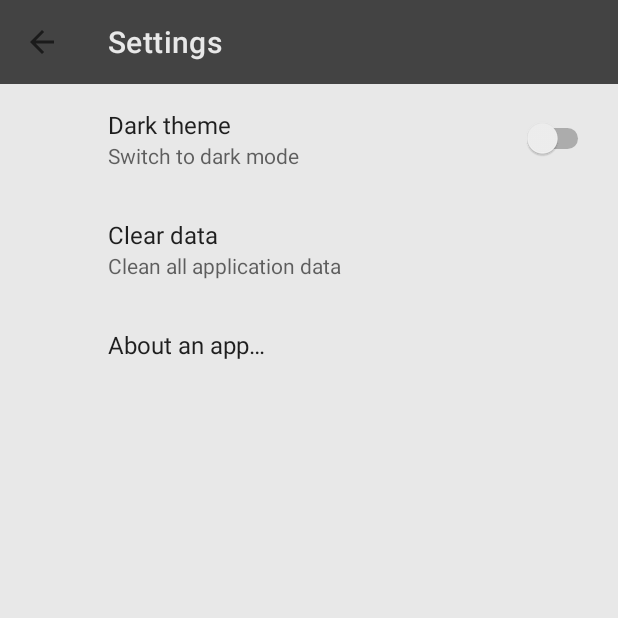
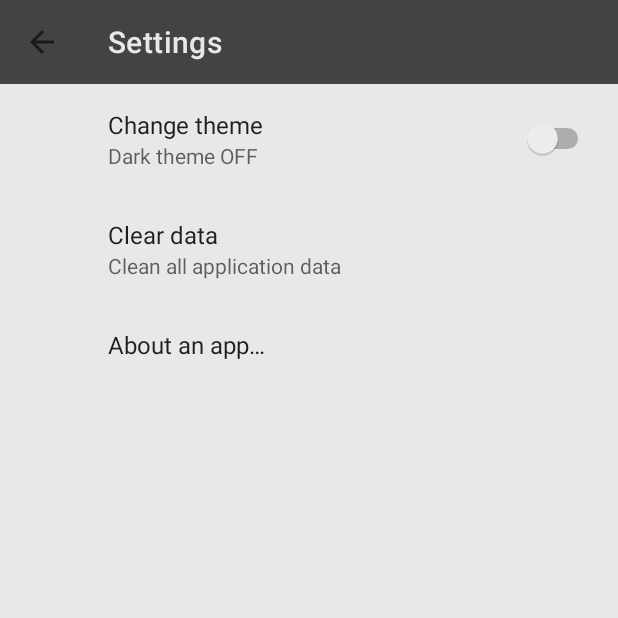
Before and after one commit to zlatoslava/Book-Tracker, an Android app: the screen it shows after launch (SettingsActivity), after a tap on "settings", on a phone screen of 412 x 824 dp, the top half of it. Run offline under Robolectric (Android 15) with nearby library versions, the phone set to English and light mode, and no system bars; our stand-ins replace Room's generated code, androidx.preference; libraries missing offline, so code that uses them is left out: com.leinardi.android; 6 statements that could not run were skipped.

Commit message:
Settings screen, Dark/Light theme

```diff
--- a/app/src/main/AndroidManifest.xml
+++ b/app/src/main/AndroidManifest.xml
@@ -4,6 +4,7 @@
     package="com.example.booktracker">
 
     <application
+        android:name=".MyApplication"
         android:allowBackup="true"
         android:icon="@mipmap/ic_launcher"
         android:label="BookTracker"
@@ -26,7 +27,8 @@
         <activity
             android:name=".view.ui.MainActivity"
             android:label="BookTracker"
-            android:launchMode="singleTop">
+            android:launchMode="singleTop"
+            android:configChanges="uiMode">
             <intent-filter>
                 <action android:name="android.intent.action.MAIN" />
 
--- /dev/null
+++ b/app/src/main/java/com/example/booktracker/MyApplication.java
@@ -0,0 +1,20 @@
+package com.example.booktracker;
+
+import android.app.Application;
+import android.content.SharedPreferences;
+
+import androidx.appcompat.app.AppCompatDelegate;
+import androidx.preference.PreferenceManager;
+
+public class MyApplication extends Application {
+    @Override
+    public void onCreate() {
+        super.onCreate();
+
+        SharedPreferences preferences = PreferenceManager.getDefaultSharedPreferences(getBaseContext());
+        boolean useDarkTheme = preferences.getBoolean("theme", false);
+        if(useDarkTheme) {
+            AppCompatDelegate.setDefaultNightMode(AppCompatDelegate.MODE_NIGHT_YES);
+        }
+    }
+}
--- a/app/src/main/java/com/example/booktracker/view/ui/MainActivity.java
+++ b/app/src/main/java/com/example/booktracker/view/ui/MainActivity.java
@@ -2,13 +2,14 @@ package com.example.booktracker.view.ui;
 
 import androidx.annotation.*;
 import androidx.appcompat.app.AppCompatActivity;
+import androidx.appcompat.app.AppCompatDelegate;
+import androidx.core.content.ContextCompat;
 import androidx.core.content.res.ResourcesCompat;
 
 import android.content.Intent;
 import android.os.Bundle;
 import android.view.Menu;
 import android.view.MenuItem;
-import android.view.View;
 
 import com.example.booktracker.R;
 import com.example.booktracker.databinding.ActivityMainBinding;
@@ -21,6 +22,7 @@ import com.leinardi.android.speeddial.SpeedDialView;
 public class MainActivity extends AppCompatActivity implements  SpeedDialView.OnActionSelectedListener {
 
     ActivityMainBinding binding;
+    private int mLastDayNightMode;
 
     @Override
     protected void onCreate(Bundle savedInstanceState) {
@@ -30,6 +32,18 @@ public class MainActivity extends AppCompatActivity implements  SpeedDialView.On
 
         initializeViews();
         setInitialFragment();
+
+        if (savedInstanceState != null) {
+            mLastDayNightMode = AppCompatDelegate.getDefaultNightMode();
+        }
+    }
+
+    @Override
+    protected void onRestart() {
+        super.onRestart();
+        if (AppCompatDelegate.getDefaultNightMode() != mLastDayNightMode) {
+            recreate();
+        }
     }
 
     public void initializeViews() {
--- a/app/src/main/java/com/example/booktracker/view/ui/SettingsActivity.java
+++ b/app/src/main/java/com/example/booktracker/view/ui/SettingsActivity.java
@@ -2,19 +2,25 @@ package com.example.booktracker.view.ui;
 
 import android.content.SharedPreferences;
 import android.os.Bundle;
+import android.view.LayoutInflater;
+import android.view.View;
+import android.view.ViewGroup;
 
+import androidx.annotation.NonNull;
+import androidx.annotation.Nullable;
 import androidx.appcompat.app.AppCompatActivity;
+import androidx.appcompat.app.AppCompatDelegate;
+import androidx.preference.Preference;
 import androidx.preference.PreferenceFragmentCompat;
 import androidx.preference.PreferenceManager;
+import androidx.preference.SwitchPreference;
 
 import com.example.booktracker.R;
 import com.example.booktracker.databinding.SettingsActivityBinding;
 
 public class SettingsActivity extends AppCompatActivity {
 
-    public static final String KEY_PREF_THEME_SWITCH = "theme_switch";
-
-SettingsActivityBinding binding;
+    SettingsActivityBinding binding;
 
     @Override
     protected void onCreate(Bundle savedInstanceState) {
@@ -28,8 +34,6 @@ SettingsActivityBinding binding;
 
         setSupportActionBar(binding.toolbarSettingsActivity);
         getSupportActionBar().setDisplayHomeAsUpEnabled(true);
-
-        SharedPreferences preferences = PreferenceManager.getDefaultSharedPreferences(getBaseContext());
     }
 
     public static class SettingsFragment extends PreferenceFragmentCompat {
@@ -37,5 +41,33 @@ SettingsActivityBinding binding;
         public void onCreatePreferences(Bundle savedInstanceState, String rootKey) {
             setPreferencesFromResource(R.xml.root_preferences, rootKey);
         }
+
+        @Override
+        public View onCreateView(@NonNull LayoutInflater inflater, @Nullable ViewGroup container, @Nullable Bundle savedInstanceState) {
+            SharedPreferences preferences = PreferenceManager.getDefaultSharedPreferences(getContext());
+
+            SwitchPreference switchPreference = getPreferenceManager().findPreference("theme");
+
+            boolean useDarkTheme = preferences.getBoolean("theme", false);
+
+            if (useDarkTheme) switchPreference.setChecked(true);
+            else switchPreference.setChecked(false);
+
+
+            switchPreference.setOnPreferenceChangeListener(new Preference.OnPreferenceChangeListener() {
+                @Override
+                public boolean onPreferenceChange(Preference preference, Object newValue) {
+
+                    if (switchPreference.isChecked()) {
+                        AppCompatDelegate.setDefaultNightMode(AppCompatDelegate.MODE_NIGHT_NO);
+                    } else {
+                        AppCompatDelegate.setDefaultNightMode(AppCompatDelegate.MODE_NIGHT_YES);
+                    }
+                    return true;
+                }
+            });
+            return super.onCreateView(inflater, container, savedInstanceState);
+        }
+
     }
 }
--- a/app/src/main/res/layout/activity_main.xml
+++ b/app/src/main/res/layout/activity_main.xml
@@ -20,7 +20,7 @@
     <androidx.appcompat.widget.Toolbar
         android:id="@+id/toolbar"
         android:layout_width="match_parent"
-        android:background="@color/color_primary"
+        android:background="?attr/colorPrimary"
         app:titleTextColor="@color/color_on_primary"
         android:layout_height="?attr/actionBarSize" />
 
--- /dev/null
+++ b/app/src/main/res/values-night/colors.xml
@@ -0,0 +1,18 @@
+<?xml version="1.0" encoding="utf-8"?>
+<resources>
+        <color name="color_primary">#1B1B1B</color>
+        <color name="color_primary_variant">#111111</color>
+        <color name="color_secondary">#00acc1</color>
+        <color name="color_secondary_variant">#007c91</color>
+
+        <color name="color_background">#2C2C2C</color>
+        <color name="color_surface">#424242</color>
+        <color name="color_error">#ad1457</color>
+
+        <color name="color_on_primary">#ffffff</color>
+        <color name="color_on_secondary">#000000</color>
+        <color name="color_on_background">#757575</color>
+        <color name="color_on_surface">#ffffff</color>
+        <color name="color_on_error">#000000</color>
+
+</resources>
--- a/app/src/main/res/values/strings.xml
+++ b/app/src/main/res/values/strings.xml
@@ -59,8 +59,9 @@
     <string name="language_dialog_title">Choose your language</string>
     <string name="clear_title">Clear data</string>
     <string name="clear_summary">Clean all application data</string>
-    <string name="theme_title">Dark theme</string>
-    <string name="theme_summary">Switch to dark mode</string>
+    <string name="theme_title">Change theme</string>
+    <string name="theme_summary_off">Dark theme OFF</string>
+    <string name="theme_summary_on">Dark theme ON</string>
 
 
 </resources>
--- a/app/src/main/res/xml/root_preferences.xml
+++ b/app/src/main/res/xml/root_preferences.xml
@@ -2,8 +2,9 @@
     xmlns:app="http://schemas.android.com/apk/res-auto">
 
     <SwitchPreference
+        android:summaryOff="@string/theme_summary_off"
+        android:summaryOn="@string/theme_summary_on"
         app:key="theme"
-        app:summary="@string/theme_summary"
         app:title="@string/theme_title" />
 
     <Preference
```
Also changed, not shown: app/src/main/res/drawable-night/bottom_navigation_view_item_tint.xml (added, +7 -0 lines), app/src/main/res/values/colors.xml (+0 -32 lines), 1 other file.
